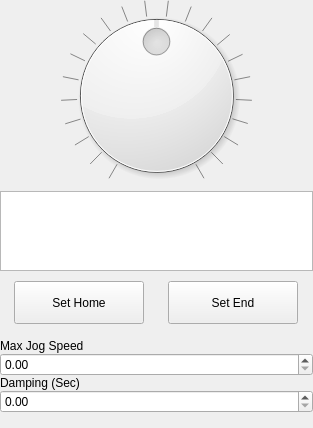
Before: the Qt Designer form Graffik/gui/film/JogControlManager/jogcontrolpanel.ui in DynamicPerception/Graffik_Legacy, drawn with Qt 5.
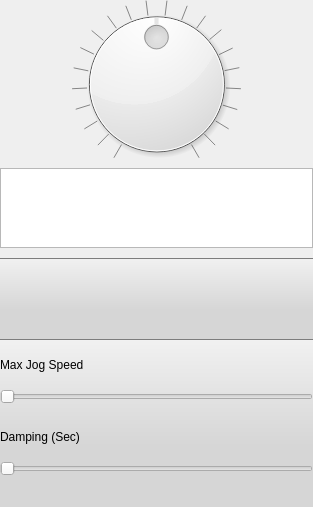
After: the same form once the commit is applied. Icons and pictures are not drawn.

```diff
--- a/Graffik/gui/film/JogControlManager/jogcontrolpanel.ui
+++ b/Graffik/gui/film/JogControlManager/jogcontrolpanel.ui
@@ -7,7 +7,7 @@
     <x>0</x>
     <y>0</y>
     <width>313</width>
-    <height>428</height>
+    <height>507</height>
    </rect>
   </property>
   <property name="minimumSize">
@@ -25,6 +25,80 @@
   <property name="windowTitle">
    <string>Form</string>
   </property>
+  <property name="styleSheet">
+   <string notr="true">QPushButton#jogHomeButton {
+
+border-image: url(:/core/set-home-normal.png);
+ border: 0px transparent;
+padding:5px;
+margin:5px;
+}
+
+QPushButton#jogEndButton {
+
+border-image: url(:/core/set-end-normal.png);
+ border: 0px transparent;
+padding:5px;
+margin:5px;
+}
+
+QPushButton#jogHomeButton:pressed {
+border-image: url(:/core/set-home-sel.png);
+}
+
+QPushButton#jogEndButton:pressed {
+border-image: url(:/core/set-end-sel.png);
+}
+
+
+#jogButFrame, #jogSliderFrame {
+border-left: 0px;
+border-right: 0px;
+border-top: 1px solid;
+border-bottom: 0px;
+border-color: rgb(125,125,125);
+background-color:qlineargradient(spread:pad, x1:0, y1:0, x2:0, y2:0.636, stop:0 rgba(241, 241, 241, 255), stop:1 rgba(214, 214, 214, 255));
+}
+
+#jogDampSlider::groove:horizontal, #jogSpeedSlider::groove:horizontal {
+border-image: url(:/core/slider-back.png); 
+ border-left: 0px transparent;
+ border-right: 0px transparent;
+ border-bottom: -3px transparent;
+ border-top: 0px transparent;
+ padding: 0px;
+ margin: 0px;
+}
+
+#jogDampSlider::handle:horizontal, #jogSpeedSlider::handle:horizontal {
+margin:0px;
+padding:0px;
+ image: url(:/core/slider-handle.png);
+}
+
+#jogDampSlider::sub-page:horizontal, #jogSpeedSlider::sub-page:horizontal {
+ border-image: url(:/core/slider-back-gray.png); 
+ border-left: 0px transparent;
+ border-right: 0px transparent;
+ border-bottom: -3px transparent;
+ border-top: 0px transparent;
+ padding: 0px;
+ margin: 0px;
+}
+
+#devButtonlist {
+border-radius:3px;
+}
+#devButtonList::item {
+border-bottom: 1px solid;
+border-color:rgb(200, 200, 200);
+}
+#devButtonList::item:selected:active {
+border-image: url(:/core/sel-list-bg.png);
+border: 0px transparent;
+color:rgb(255,255,255);
+}</string>
+  </property>
   <layout class="QGridLayout" name="gridLayout">
    <property name="margin">
     <number>0</number>
@@ -55,7 +129,7 @@
         <bool>true</bool>
        </property>
        <property name="sizePolicy">
-        <sizepolicy hsizetype="Expanding" vsizetype="Expanding">
+        <sizepolicy hsizetype="Preferred" vsizetype="Preferred">
          <horstretch>0</horstretch>
          <verstretch>0</verstretch>
         </sizepolicy>
@@ -63,7 +137,7 @@
        <property name="minimumSize">
         <size>
          <width>0</width>
-         <height>80</height>
+         <height>65</height>
         </size>
        </property>
        <property name="maximumSize">
@@ -104,127 +178,6 @@
        </property>
       </widget>
      </item>
-     <item row="5" column="0">
-      <layout class="QHBoxLayout" name="MarkButtonHLayout">
-       <property name="spacing">
-        <number>10</number>
-       </property>
-       <item>
-        <widget class="QPushButton" name="jogHomeButton">
-         <property name="sizePolicy">
-          <sizepolicy hsizetype="Fixed" vsizetype="Fixed">
-           <horstretch>0</horstretch>
-           <verstretch>0</verstretch>
-          </sizepolicy>
-         </property>
-         <property name="minimumSize">
-          <size>
-           <width>100</width>
-           <height>43</height>
-          </size>
-         </property>
-         <property name="maximumSize">
-          <size>
-           <width>130</width>
-           <height>56</height>
-          </size>
-         </property>
-         <property name="baseSize">
-          <size>
-           <width>130</width>
-           <height>56</height>
-          </size>
-         </property>
-         <property name="text">
-          <string>Set Home</string>
-         </property>
-        </widget>
-       </item>
-       <item>
-        <widget class="QPushButton" name="jogEndButton">
-         <property name="enabled">
-          <bool>true</bool>
-         </property>
-         <property name="sizePolicy">
-          <sizepolicy hsizetype="Fixed" vsizetype="Fixed">
-           <horstretch>0</horstretch>
-           <verstretch>0</verstretch>
-          </sizepolicy>
-         </property>
-         <property name="minimumSize">
-          <size>
-           <width>100</width>
-           <height>43</height>
-          </size>
-         </property>
-         <property name="maximumSize">
-          <size>
-           <width>130</width>
-           <height>56</height>
-          </size>
-         </property>
-         <property name="baseSize">
-          <size>
-           <width>130</width>
-           <height>56</height>
-          </size>
-         </property>
-         <property name="text">
-          <string>Set End</string>
-         </property>
-        </widget>
-       </item>
-      </layout>
-     </item>
-     <item row="7" column="0">
-      <widget class="QLabel" name="jogSpeedLabel">
-       <property name="sizePolicy">
-        <sizepolicy hsizetype="Preferred" vsizetype="Fixed">
-         <horstretch>0</horstretch>
-         <verstretch>0</verstretch>
-        </sizepolicy>
-       </property>
-       <property name="text">
-        <string>Max Jog Speed</string>
-       </property>
-      </widget>
-     </item>
-     <item row="8" column="0">
-      <widget class="QDoubleSpinBox" name="jogSpeedSpin">
-       <property name="sizePolicy">
-        <sizepolicy hsizetype="Minimum" vsizetype="Fixed">
-         <horstretch>0</horstretch>
-         <verstretch>0</verstretch>
-        </sizepolicy>
-       </property>
-       <property name="maximum">
-        <double>200.000000000000000</double>
-       </property>
-      </widget>
-     </item>
-     <item row="9" column="0">
-      <widget class="QLabel" name="jogDampLabel">
-       <property name="sizePolicy">
-        <sizepolicy hsizetype="Preferred" vsizetype="Fixed">
-         <horstretch>0</horstretch>
-         <verstretch>0</verstretch>
-        </sizepolicy>
-       </property>
-       <property name="text">
-        <string>Damping (Sec)</string>
-       </property>
-      </widget>
-     </item>
-     <item row="10" column="0">
-      <widget class="QDoubleSpinBox" name="jogDampSpin">
-       <property name="sizePolicy">
-        <sizepolicy hsizetype="Minimum" vsizetype="Fixed">
-         <horstretch>0</horstretch>
-         <verstretch>0</verstretch>
-        </sizepolicy>
-       </property>
-      </widget>
-     </item>
      <item row="2" column="0">
       <widget class="QDial" name="jogDial">
        <property name="sizePolicy">
@@ -274,38 +227,6 @@
        </property>
       </widget>
      </item>
-     <item row="11" column="0">
-      <spacer name="verticalSpacer">
-       <property name="orientation">
-        <enum>Qt::Vertical</enum>
-       </property>
-       <property name="sizeType">
-        <enum>QSizePolicy::Fixed</enum>
-       </property>
-       <property name="sizeHint" stdset="0">
-        <size>
-         <width>20</width>
-         <height>15</height>
-        </size>
-       </property>
-      </spacer>
-     </item>
-     <item row="6" column="0">
-      <spacer name="verticalSpacer_2">
-       <property name="orientation">
-        <enum>Qt::Vertical</enum>
-       </property>
-       <property name="sizeType">
-        <enum>QSizePolicy::Fixed</enum>
-       </property>
-       <property name="sizeHint" stdset="0">
-        <size>
-         <width>20</width>
-         <height>15</height>
-        </size>
-       </property>
-      </spacer>
-     </item>
      <item row="4" column="0">
       <spacer name="verticalSpacer_3">
        <property name="orientation">
@@ -322,6 +243,264 @@
        </property>
       </spacer>
      </item>
+     <item row="5" column="0">
+      <widget class="QFrame" name="jogButFrame">
+       <property name="sizePolicy">
+        <sizepolicy hsizetype="Preferred" vsizetype="Preferred">
+         <horstretch>0</horstretch>
+         <verstretch>0</verstretch>
+        </sizepolicy>
+       </property>
+       <property name="maximumSize">
+        <size>
+         <width>16777215</width>
+         <height>81</height>
+        </size>
+       </property>
+       <property name="frameShape">
+        <enum>QFrame::StyledPanel</enum>
+       </property>
+       <property name="frameShadow">
+        <enum>QFrame::Raised</enum>
+       </property>
+       <layout class="QHBoxLayout" name="horizontalLayout">
+        <property name="spacing">
+         <number>5</number>
+        </property>
+        <property name="margin">
+         <number>0</number>
+        </property>
+        <item>
+         <widget class="QPushButton" name="jogHomeButton">
+          <property name="sizePolicy">
+           <sizepolicy hsizetype="Expanding" vsizetype="Expanding">
+            <horstretch>0</horstretch>
+            <verstretch>0</verstretch>
+           </sizepolicy>
+          </property>
+          <property name="minimumSize">
+           <size>
+            <width>100</width>
+            <height>43</height>
+           </size>
+          </property>
+          <property name="maximumSize">
+           <size>
+            <width>135</width>
+            <height>61</height>
+           </size>
+          </property>
+          <property name="baseSize">
+           <size>
+            <width>130</width>
+            <height>56</height>
+           </size>
+          </property>
+          <property name="text">
+           <string/>
+          </property>
+         </widget>
+        </item>
+        <item>
+         <widget class="QPushButton" name="jogEndButton">
+          <property name="enabled">
+           <bool>true</bool>
+          </property>
+          <property name="sizePolicy">
+           <sizepolicy hsizetype="Expanding" vsizetype="Expanding">
+            <horstretch>0</horstretch>
+            <verstretch>0</verstretch>
+           </sizepolicy>
+          </property>
+          <property name="minimumSize">
+           <size>
+            <width>100</width>
+            <height>43</height>
+           </size>
+          </property>
+          <property name="maximumSize">
+           <size>
+            <width>135</width>
+            <height>61</height>
+           </size>
+          </property>
+          <property name="baseSize">
+           <size>
+            <width>130</width>
+            <height>56</height>
+           </size>
+          </property>
+          <property name="text">
+           <string/>
+          </property>
+         </widget>
+        </item>
+       </layout>
+       <zorder>jogHomeButton</zorder>
+       <zorder>jogEndButton</zorder>
+       <zorder>jogHomeButton</zorder>
+       <zorder>jogEndButton</zorder>
+      </widget>
+     </item>
+     <item row="6" column="0">
+      <widget class="QFrame" name="jogSliderFrame">
+       <property name="frameShape">
+        <enum>QFrame::StyledPanel</enum>
+       </property>
+       <property name="frameShadow">
+        <enum>QFrame::Raised</enum>
+       </property>
+       <layout class="QVBoxLayout" name="verticalLayout">
+        <property name="spacing">
+         <number>0</number>
+        </property>
+        <property name="margin">
+         <number>0</number>
+        </property>
+        <item>
+         <spacer name="verticalSpacer_2">
+          <property name="orientation">
+           <enum>Qt::Vertical</enum>
+          </property>
+          <property name="sizeType">
+           <enum>QSizePolicy::Fixed</enum>
+          </property>
+          <property name="sizeHint" stdset="0">
+           <size>
+            <width>20</width>
+            <height>10</height>
+           </size>
+          </property>
+         </spacer>
+        </item>
+        <item>
+         <widget class="QLabel" name="jogSpeedLabel">
+          <property name="sizePolicy">
+           <sizepolicy hsizetype="Preferred" vsizetype="Fixed">
+            <horstretch>0</horstretch>
+            <verstretch>0</verstretch>
+           </sizepolicy>
+          </property>
+          <property name="text">
+           <string>Max Jog Speed</string>
+          </property>
+         </widget>
+        </item>
+        <item>
+         <widget class="QSlider" name="jogSpeedSlider">
+          <property name="sizePolicy">
+           <sizepolicy hsizetype="Expanding" vsizetype="Expanding">
+            <horstretch>0</horstretch>
+            <verstretch>0</verstretch>
+           </sizepolicy>
+          </property>
+          <property name="minimumSize">
+           <size>
+            <width>0</width>
+            <height>0</height>
+           </size>
+          </property>
+          <property name="maximumSize">
+           <size>
+            <width>16777215</width>
+            <height>34</height>
+           </size>
+          </property>
+          <property name="orientation">
+           <enum>Qt::Horizontal</enum>
+          </property>
+         </widget>
+        </item>
+        <item>
+         <spacer name="verticalSpacer_4">
+          <property name="orientation">
+           <enum>Qt::Vertical</enum>
+          </property>
+          <property name="sizeType">
+           <enum>QSizePolicy::Fixed</enum>
+          </property>
+          <property name="sizeHint" stdset="0">
+           <size>
+            <width>20</width>
+            <height>8</height>
+           </size>
+          </property>
+         </spacer>
+        </item>
+        <item>
+         <widget class="QLabel" name="jogDampLabel">
+          <property name="sizePolicy">
+           <sizepolicy hsizetype="Preferred" vsizetype="Fixed">
+            <horstretch>0</horstretch>
+            <verstretch>0</verstretch>
+           </sizepolicy>
+          </property>
+          <property name="text">
+           <string>Damping (Sec)</string>
+          </property>
+         </widget>
+        </item>
+        <item>
+         <widget class="QSlider" name="jogDampSlider">
+          <property name="sizePolicy">
+           <sizepolicy hsizetype="Expanding" vsizetype="Expanding">
+            <horstretch>0</horstretch>
+            <verstretch>0</verstretch>
+           </sizepolicy>
+          </property>
+          <property name="minimumSize">
+           <size>
+            <width>0</width>
+            <height>0</height>
+           </size>
+          </property>
+          <property name="maximumSize">
+           <size>
+            <width>16777215</width>
+            <height>34</height>
+           </size>
+          </property>
+          <property name="orientation">
+           <enum>Qt::Horizontal</enum>
+          </property>
+          <property name="invertedAppearance">
+           <bool>false</bool>
+          </property>
+          <property name="invertedControls">
+           <bool>false</bool>
+          </property>
+         </widget>
+        </item>
+        <item>
+         <spacer name="verticalSpacer">
+          <property name="orientation">
+           <enum>Qt::Vertical</enum>
+          </property>
+          <property name="sizeType">
+           <enum>QSizePolicy::Fixed</enum>
+          </property>
+          <property name="sizeHint" stdset="0">
+           <size>
+            <width>20</width>
+            <height>10</height>
+           </size>
+          </property>
+         </spacer>
+        </item>
+       </layout>
+       <zorder>verticalSpacer</zorder>
+       <zorder>jogDampSlider</zorder>
+       <zorder>jogSpeedSlider</zorder>
+       <zorder>jogDampLabel</zorder>
+       <zorder>verticalSpacer_2</zorder>
+       <zorder>jogDampSlider</zorder>
+       <zorder>jogSpeedLabel</zorder>
+       <zorder>jogSpeedSlider</zorder>
+       <zorder>verticalSpacer</zorder>
+       <zorder>jogDampLabel</zorder>
+       <zorder>verticalSpacer_4</zorder>
+      </widget>
+     </item>
     </layout>
    </item>
   </layout>
```
